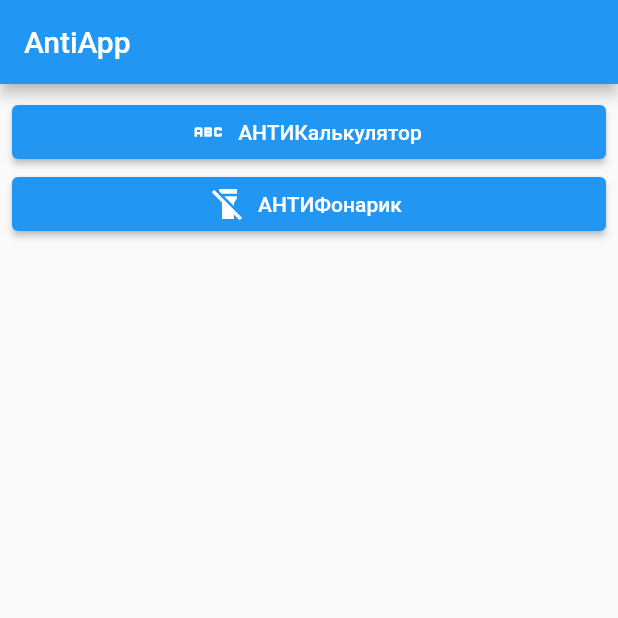
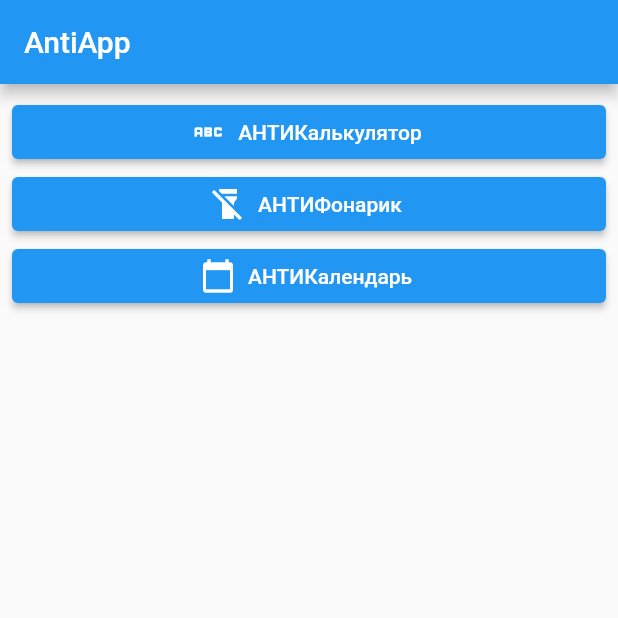
Before and after one commit to AzazKamaz/antiapp, a Flutter app: the screen it shows after launch, on a phone screen of 412 x 824 dp, the top half of it. Run offline on Flutter 3.47's test engine with Material 2 defaults, Android fonts, the light colour scheme and no system bars; missing offline and left inert: flutter_tex.

Commit message:
Add calendar

```diff
--- a/lib/calculator.dart
+++ b/lib/calculator.dart
@@ -16,6 +16,7 @@ class _CalculatorState extends State<Calculator> {
   late final TextEditingController controller;
   int? segmentedControlValue = 0;
   String calculationResult = '';
+
   @override
   void initState() {
     controller = TextEditingController();
@@ -25,6 +26,7 @@ class _CalculatorState extends State<Calculator> {
   @override
   Widget build(BuildContext context) {
     return Scaffold(
+        appBar: AppBar(title: const Text('Calculator')),
         body: Padding(
       padding: const EdgeInsets.all(8.0),
       child: Column(
--- a/lib/main.dart
+++ b/lib/main.dart
@@ -1,37 +1,47 @@
 import 'package:flutter/material.dart';
+import 'package:flutter/services.dart';
 
 import '/calculator.dart';
 import '/flashlight.dart';
+import '/calendar.dart';
 
-void main() {
-  runApp(const MyApp());
+void main() async {
+  WidgetsFlutterBinding.ensureInitialized();
+  await SystemChrome.setPreferredOrientations([
+    DeviceOrientation.portraitUp,
+    DeviceOrientation.portraitDown,
+  ]);
+  runApp(const AntiApp());
 }
 
-class MyApp extends StatelessWidget {
-  const MyApp({Key? key}) : super(key: key);
+class AntiApp extends StatelessWidget {
+  const AntiApp({Key? key}) : super(key: key);
 
-  // This widget is the root of your application.
   @override
   Widget build(BuildContext context) {
     return MaterialApp(
       debugShowCheckedModeBanner: false,
-      title: 'Flutter Demo',
+      title: 'AntiApp',
       theme: ThemeData(
-        primarySwatch: Colors.blue,
+        brightness: Brightness.light,
       ),
-      home: const HomePage(),
+      darkTheme: ThemeData(
+        brightness: Brightness.dark,
+      ),
+      themeMode: ThemeMode.system,
+      home: const AppListPage(),
     );
   }
 }
 
-class HomePage extends StatefulWidget {
-  const HomePage({Key? key}) : super(key: key);
+class AppListPage extends StatefulWidget {
+  const AppListPage({Key? key}) : super(key: key);
 
   @override
-  State<HomePage> createState() => _HomePageState();
+  State<AppListPage> createState() => _AppListPageState();
 }
 
-class _HomePageState extends State<HomePage> {
+class _AppListPageState extends State<AppListPage> {
   @override
   Widget build(BuildContext context) {
     return Scaffold(
@@ -53,7 +63,14 @@ class _HomePageState extends State<HomePage> {
                         builder: (context) => const Flashlight()));
                   },
                   icon: const Icon(Icons.flashlight_off),
-                  label: const Text('АНТИФонарик'))
+                  label: const Text('АНТИФонарик')),
+              ElevatedButton.icon(
+                  onPressed: () {
+                    Navigator.of(context).push(MaterialPageRoute(
+                        builder: (context) => Calendar()));
+                  },
+                  icon: const Icon(Icons.calendar_today),
+                  label: const Text('АНТИКалендарь')),
             ],
           ),
         ));
```
Also changed, not shown: lib/calendar.dart (added, +133 -0 lines), 1 other file.
